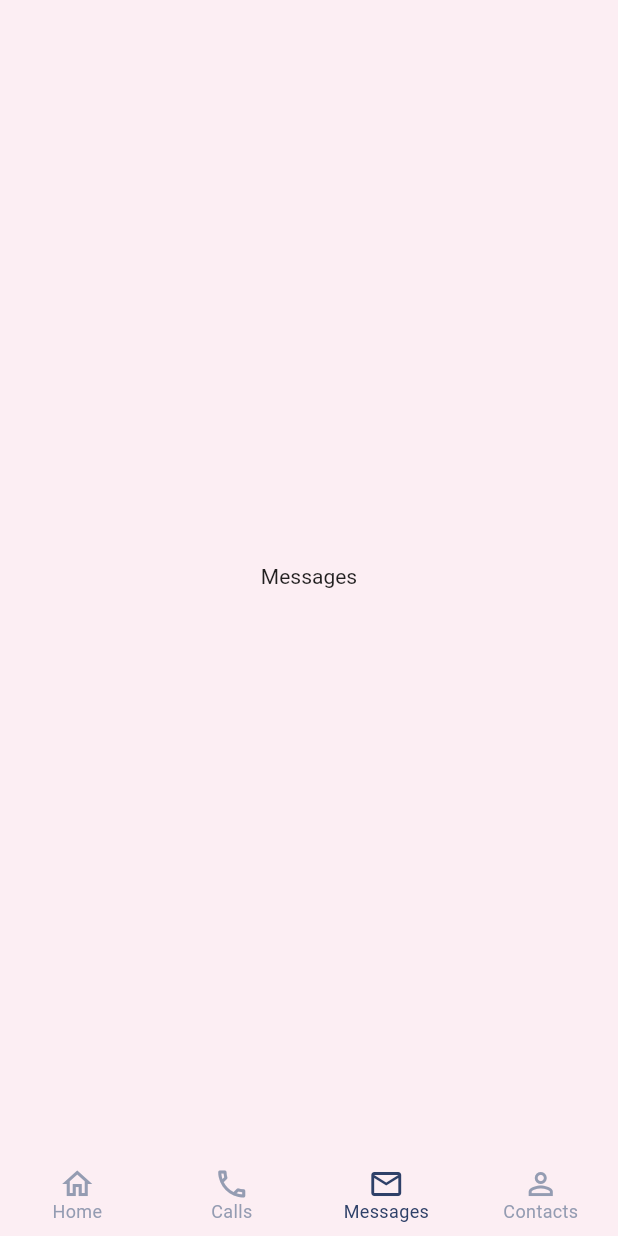
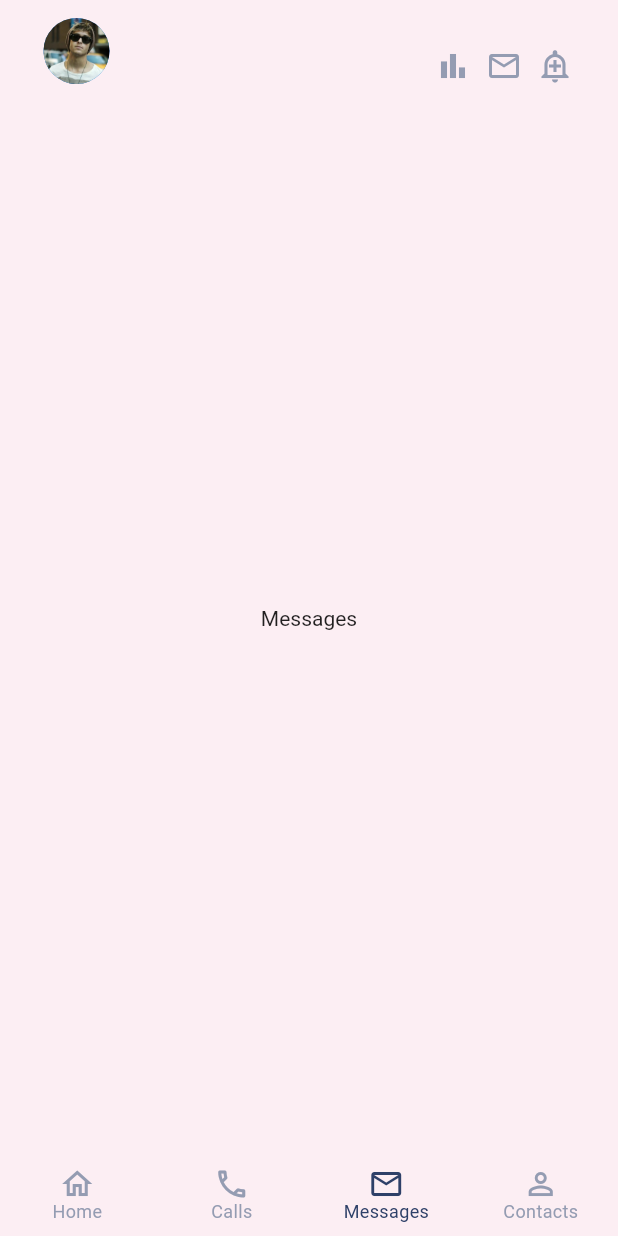
Before and after one commit to eltex2021/flutter_assignment, a Flutter app: the screen it shows after launch, item 3 of the bottom bar chosen, on a phone screen of 412 x 824 dp. Run offline on Flutter 3.47's test engine with Material 2 defaults, Android fonts, the phone set to English and light mode, and no system bars; our stand-ins replace bloc, flutter_bloc.

Commit message:
add appBar

```diff
--- a/lib/features/calls/calls_screen.dart
+++ b/lib/features/calls/calls_screen.dart
@@ -1,4 +1,5 @@
 import 'package:flutter/material.dart';
+import 'package:flutter_assignment/components/custom_app_bar.dart';
 
 import '../../theme/app_colors.dart';
 
@@ -9,6 +10,7 @@ class CallsScreen extends StatelessWidget {
   Widget build(BuildContext context) {
     return const Scaffold(
       backgroundColor: AppColors.mainPink,
+        appBar: CustomAppBar(),
         body: Center(child: Text('Calls')));
   }
 }
--- a/lib/features/contacts/contacts_screen.dart
+++ b/lib/features/contacts/contacts_screen.dart
@@ -1,5 +1,6 @@
 import 'package:flutter/material.dart';
 
+import '../../components/custom_app_bar.dart';
 import '../../theme/app_colors.dart';
 
 class ContactsScreen extends StatelessWidget{
@@ -9,6 +10,7 @@ class ContactsScreen extends StatelessWidget{
   Widget build(BuildContext context) {
     return const Scaffold(
         backgroundColor: AppColors.mainPink,
+        appBar: CustomAppBar(),
         body: Center(child: Text('Contacts')));
   }
 }
--- a/lib/features/messages/messages_screen.dart
+++ b/lib/features/messages/messages_screen.dart
@@ -1,5 +1,6 @@
 import 'package:flutter/material.dart';
 
+import '../../components/custom_app_bar.dart';
 import '../../theme/app_colors.dart';
 
 class MessagesScreen extends StatelessWidget {
@@ -9,6 +10,7 @@ class MessagesScreen extends StatelessWidget {
   Widget build(BuildContext context) {
     return const Scaffold(
         backgroundColor: AppColors.mainPink,
+        appBar: CustomAppBar(),
         body: Center(child: Text('Messages')));
   }
 }
```
